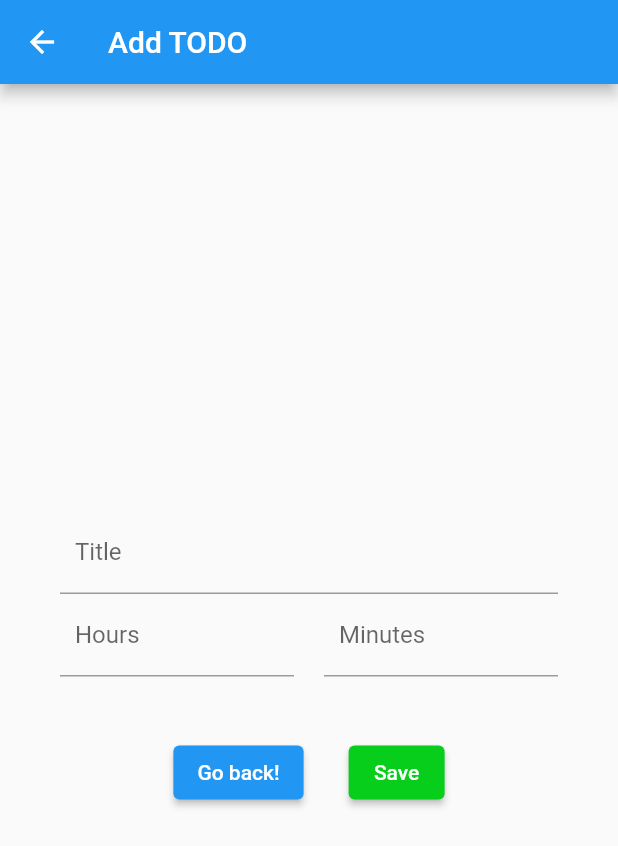
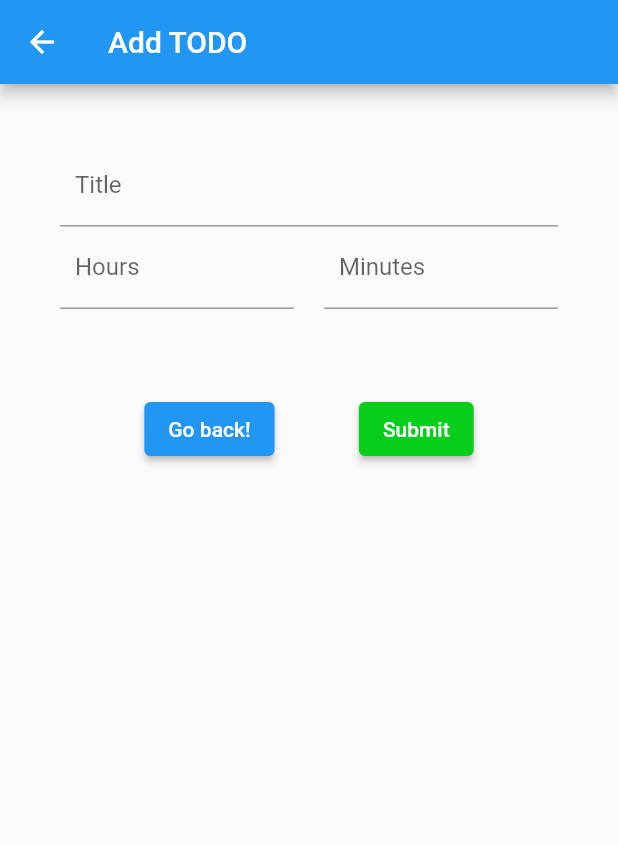
Before and after one commit to aliRjx/todo-customizer, a Flutter app: the screen it shows after launch, after a tap on the "add" icon, on a phone screen of 412 x 824 dp. Shown: the top 846 px of the screen. Run offline on Flutter 3.47's test engine with Material 2 defaults, Android fonts, the light colour scheme and no system bars.

Commit message:
Finish Add TODO Form

```diff
--- a/lib/add_todo_form.dart
+++ b/lib/add_todo_form.dart
@@ -2,9 +2,18 @@ import 'package:flutter/material.dart';
 import 'package:flutter/services.dart';
 import 'package:todo_customizer/theme.dart' as Theme;
 
-class AddTodoForm extends StatelessWidget {
+class AddTodoForm extends StatefulWidget {
   const AddTodoForm({super.key});
 
+  @override
+  State<AddTodoForm> createState() => _AddTodoFormState();
+}
+
+class _AddTodoFormState extends State<AddTodoForm> {
+  final GlobalKey<FormState> _formKey = GlobalKey<FormState>();
+
+  String? title = "";
+  int? hour = 0, min = 0;
   @override
   Widget build(BuildContext context) {
     return Scaffold(
@@ -13,22 +22,39 @@ class AddTodoForm extends StatelessWidget {
       ),
       body: Container(
         padding: const EdgeInsets.all(40.0),
+        child: Form(
+          key: _formKey,
           child: Column(
-          mainAxisAlignment: MainAxisAlignment.center,
-          children: [
+            crossAxisAlignment: CrossAxisAlignment.start,
+            children: <Widget>[
               Flexible(
-              child: TextField(
+                child: TextFormField(
+                  onChanged: (value) {
+                    title = value;
+                  },
                   decoration: const InputDecoration(
-                    contentPadding: EdgeInsets.all(10), labelText: "Title"),
+                    contentPadding: EdgeInsets.all(10),
+                    labelText: "Title",
+                  ),
+                  validator: (String? value) {
+                    if (value == null || value.isEmpty) {
+                      return 'Please enter title';
+                    }
+                    return null;
+                  },
                 ),
               ),
               Row(
                 mainAxisAlignment: MainAxisAlignment.spaceBetween,
                 children: <Widget>[
                   Flexible(
-                  child: TextField(
+                    child: TextFormField(
+                      onChanged: (value) {
+                        hour = int.tryParse(value);
+                      },
                       decoration: const InputDecoration(
-                        contentPadding: EdgeInsets.all(10), labelText: "Hours"),
+                          contentPadding: EdgeInsets.all(10),
+                          labelText: "Hours"),
                       keyboardType: TextInputType.number,
                       inputFormatters: <TextInputFormatter>[
                         FilteringTextInputFormatter.digitsOnly
@@ -39,7 +65,10 @@ class AddTodoForm extends StatelessWidget {
                     width: 20.0,
                   ),
                   Flexible(
-                  child: TextField(
+                    child: TextFormField(
+                      onChanged: (value) {
+                        min = int.tryParse(value);
+                      },
                       decoration: const InputDecoration(
                           contentPadding: EdgeInsets.all(10),
                           labelText: "Minutes"),
@@ -54,33 +83,37 @@ class AddTodoForm extends StatelessWidget {
               const SizedBox(
                 height: 40,
               ),
-            Row(
-              mainAxisAlignment: MainAxisAlignment.center,
+              Padding(
+                padding: const EdgeInsets.symmetric(vertical: 16.0),
+                child: Row(
+                  mainAxisAlignment: MainAxisAlignment.spaceEvenly,
                   children: [
-                Center(
-                  child: ElevatedButton(
+                    ElevatedButton(
                       onPressed: () {
                         Navigator.pop(context);
                       },
                       child: const Text('Go back!'),
                     ),
+                    ElevatedButton(
+                      style: const ButtonStyle(
+                          backgroundColor:
+                              MaterialStatePropertyAll(Theme.green)),
+                      onPressed: () {
+                        // zValidate will return true if the form is valid, or false if
+                        // the form is invalid.
+                        if (_formKey.currentState!.validate()) {
+                          // Process data.
+                          Navigator.pop(context,
+                              {"title": title, "hour": hour, "min": min});
+                        }
+                      },
+                      child: const Text('Submit'),
                     ),
-                const SizedBox(
-                  width: 30,
-                ),
-                Center(
-                  child: ElevatedButton(
-                    style: const ButtonStyle(
-                        backgroundColor: MaterialStatePropertyAll(Theme.green)),
-                    onPressed: () {
-                      Navigator.pop(context);
-                    },
-                    child: const Text('Save'),
+                  ],
                 ),
               ),
             ],
-            )
-          ],
+          ),
         ),
       ),
     );
--- a/lib/main.dart
+++ b/lib/main.dart
@@ -16,7 +16,7 @@
 }
 
 class _TodoCustomizerState extends State<TodoCustomizer> {
-  final List todos = [
+  List todos = [
     {
       "title": "idk",
       "total_hour": 2,
@@ -32,6 +32,24 @@
       "spent_min": 20
     },
   ];
+
+  Future<void> _navigateResult(BuildContext context) async {
+    final result = await Navigator.push(
+      context,
+      MaterialPageRoute(builder: (context) => const AddTodoForm()),
+    );
+
+    if (!mounted) return;
+
+    todos.add({
+      "title": result["title"],
+      "total_hour": result["hour"],
+      "total_min": result["min"],
+      "spent_hour": 0,
+      "spent_min": 0
+    });
+    setState(() {});
+  }
 
   @override
   Widget build(BuildContext context) {
@@ -54,10 +72,7 @@
       ),
       floatingActionButton: FloatingActionButton(
         onPressed: () {
-          Navigator.push(
-            context,
-            MaterialPageRoute(builder: (context) => const AddTodoForm()),
-          );
+          _navigateResult(context);
         },
         child: const Icon(Icons.add),
       ),
```
Lines whose indentation alone changed are shown as unchanged.
